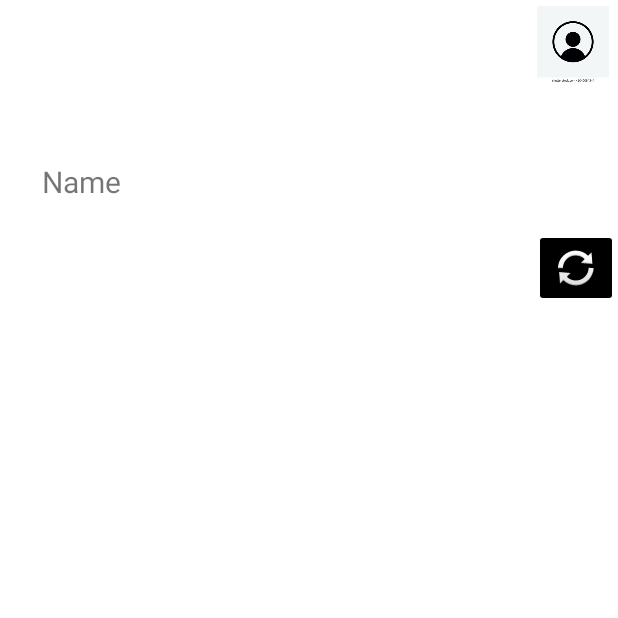
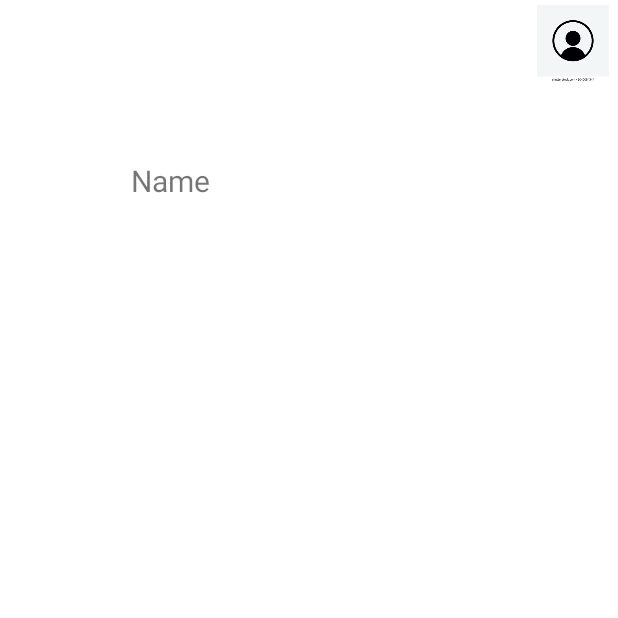
Before and after one commit to rudrankbasant/Chat-App, an Android app: the ChatActivity screen opened directly, with no data from a screen before it, on a phone screen of 412 x 824 dp, the top half of it. Run offline under Robolectric (Android 15) with nearby library versions, the phone set to English and light mode, and no system bars; our stand-ins replace Firebase (no records; nobody signed in at launch, a user with empty details on screens opened directly).

```diff
--- a/app/src/main/java/com/example/acm_vit/ChatActivity.kt
+++ b/app/src/main/java/com/example/acm_vit/ChatActivity.kt
@@ -32,9 +32,6 @@ class ChatActivity : AppCompatActivity() {
         //Getting Data From Firebase:
         getUserList()
 
-        binding.refreshButton.setOnClickListener{
-            getUserList()
-        }
 
         binding.profileIcon.setOnClickListener{
             val intent = Intent(this,ProfileActivity::class.java)
--- a/app/src/main/res/layout/activity_chat.xml
+++ b/app/src/main/res/layout/activity_chat.xml
@@ -10,26 +10,12 @@
     <androidx.recyclerview.widget.RecyclerView
         android:id="@+id/userRV"
         android:layout_width="409dp"
-        android:layout_height="600dp"
+        android:layout_height="650dp"
         app:layout_constraintBottom_toBottomOf="parent"
         app:layout_constraintEnd_toEndOf="parent"
         app:layout_constraintStart_toStartOf="parent"
         app:layout_constraintTop_toTopOf="parent"
         app:layout_constraintVertical_bias="1.0" />
-
-    <ImageButton
-        android:id="@+id/refreshButton"
-        android:layout_width="wrap_content"
-        android:layout_height="wrap_content"
-        android:layout_marginBottom="8dp"
-        android:backgroundTint="@color/black"
-        app:layout_constraintBottom_toTopOf="@+id/userRV"
-        app:layout_constraintEnd_toEndOf="parent"
-        app:layout_constraintHorizontal_bias="1.0"
-        app:layout_constraintStart_toStartOf="parent"
-        app:layout_constraintTop_toTopOf="parent"
-        app:layout_constraintVertical_bias="0.93"
-        app:srcCompat="@android:drawable/ic_popup_sync" />
 
     <ImageView
         android:id="@+id/profileIcon"
@@ -48,11 +34,11 @@
         android:layout_width="250dp"
         android:layout_height="wrap_content"
         android:layout_marginStart="28dp"
-        android:layout_marginBottom="89dp"
+        android:layout_marginBottom="40dp"
         android:text="Name"
         android:textSize="20dp"
         app:layout_constraintBottom_toTopOf="@+id/userRV"
-        app:layout_constraintEnd_toStartOf="@+id/msgProfileIcon"
+        app:layout_constraintEnd_toStartOf="@+id/profileIcon"
         app:layout_constraintHorizontal_bias="0.761"
         app:layout_constraintStart_toStartOf="parent"
         app:layout_constraintTop_toTopOf="parent"
```
Also changed, not shown: app/src/main/java/com/example/acm_vit/ProfileActivity.kt (+22 -1 lines).
